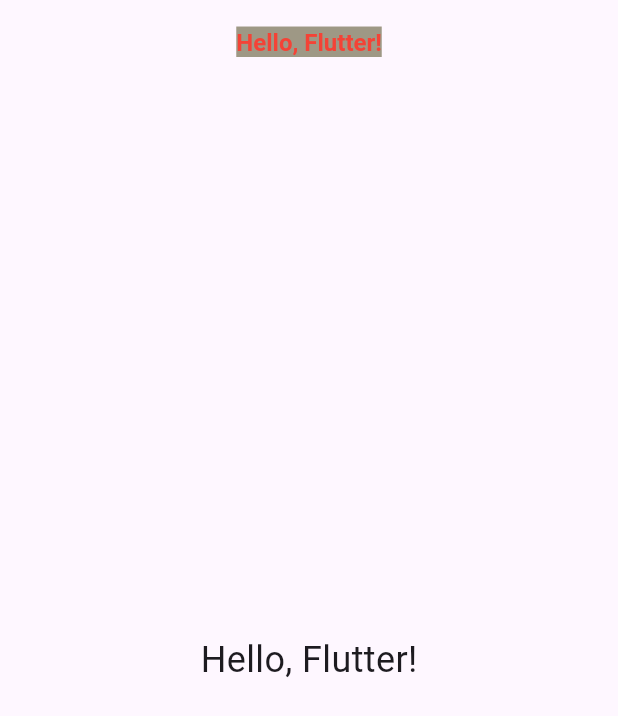
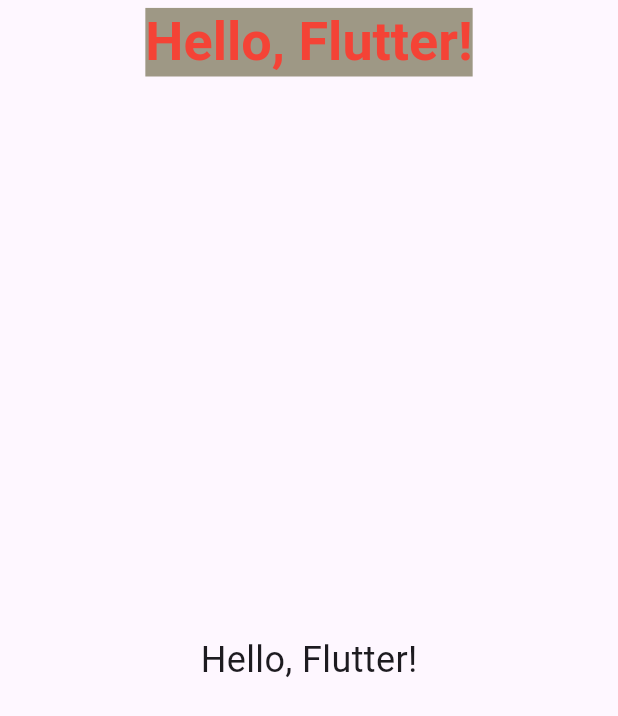
Before and after one commit to paulmagadi/Learn_Flutter, a Flutter app: the screen it shows after launch, on a phone screen of 412 x 824 dp. Shown: the top 716 px of the screen. Run offline on Flutter 3.47's test engine with Material 3 defaults, Android fonts, the phone set to English and light mode, and no system bars.

Commit message:
modified:   practice_flutter/myapp/lib/main.dart

```diff
--- a/practice_flutter/myapp/lib/main.dart
+++ b/practice_flutter/myapp/lib/main.dart
@@ -16,7 +16,7 @@ class MyApp extends StatelessWidget {
             child: Text(
               'Hello, Flutter!',
               style: TextStyle(
-                fontSize: 16,
+                fontSize: 36,
                 fontWeight: FontWeight.bold,
                 color: Colors.red,
                 backgroundColor: Color.fromARGB(255, 158, 152, 133),
```
